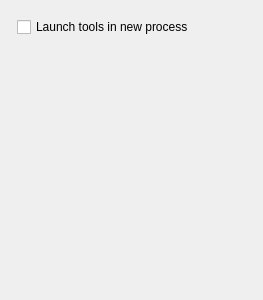
Before: the Qt Designer form resources/ui/browser_tab_options.ui in cmontesano/xappt_qt, drawn with Qt 5.
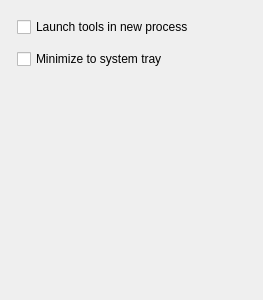
After: the same form once the commit is applied.

Commit message: add option to minimize to tray

What changed in the file:
```diff
--- a/resources/ui/browser_tab_options.ui
+++ b/resources/ui/browser_tab_options.ui
@@ -38,6 +38,13 @@
        </property>
       </widget>
      </item>
+     <item row="1" column="0">
+      <widget class="QCheckBox" name="chkMinimizeToTray">
+       <property name="text">
+        <string>Minimize to system tray</string>
+       </property>
+      </widget>
+     </item>
     </layout>
    </item>
    <item>
```
The commit also changes 4 other files.
